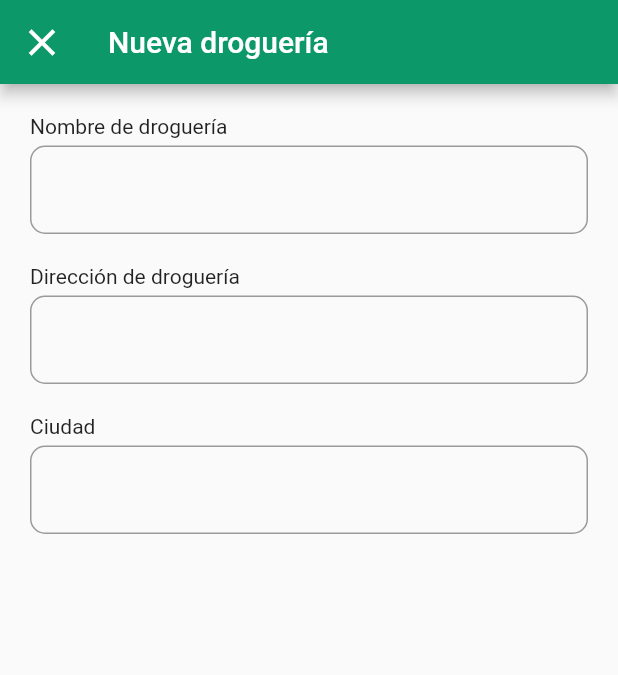
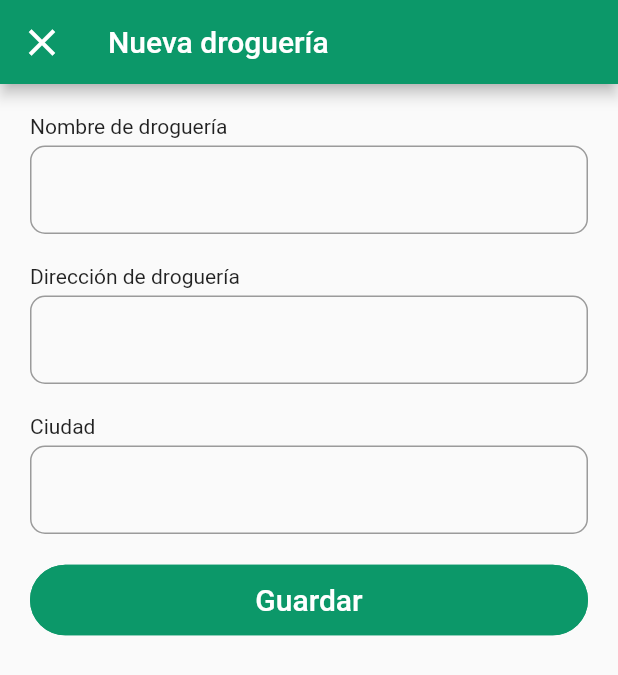
Before and after one commit to stivengm/casa_salud_del_llano_app, a Flutter app: the NewStoreView screen opened by its route, on a phone screen of 412 x 824 dp. Shown: the top 675 px of the screen. Run offline on Flutter 3.47's test engine with Material 2 defaults, Android fonts, the phone set to English and light mode, and no system bars.

Commit message:
FIX - Fix newStore button Save.

```diff
--- a/lib/gui/views/stores_view/new_store_view.dart
+++ b/lib/gui/views/stores_view/new_store_view.dart
@@ -1,4 +1,6 @@
 import 'package:flutter/material.dart';
+
+import 'package:casa_salud_del_llano_app/gui/widgets/primary_button.dart';
 
 class NewStoreView extends StatefulWidget {
   const NewStoreView({ Key? key }) : super( key: key );
@@ -61,6 +63,8 @@ class _NewStoreViewState extends State<NewStoreView> {
                     debugPrint(value);
                   },
                 ),
+                const SizedBox(height: 20.0),
+                PrimaryButton(text: 'Guardar', onPressed: () {})
               ],
             ),
           ),
```
